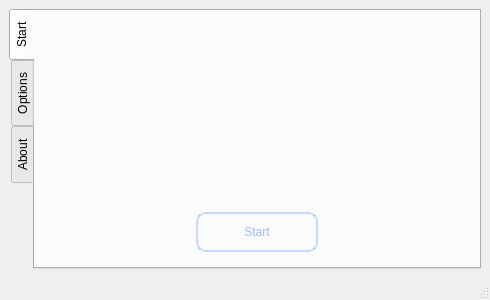
This is systest.ui in the0cp/windows-troubleshooter as Qt 5 draws it before an edit. The edited form follows.
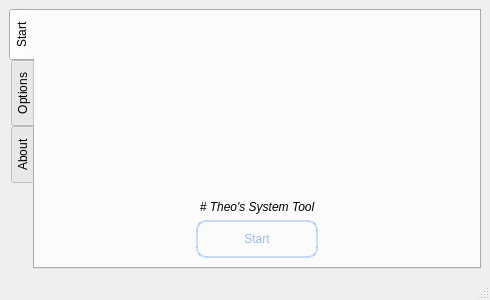
This is the edited form. The open tabs and pages were chosen to show the change. Icons and pictures are not drawn.

The edit to the form file:
```diff
--- a/systest.ui
+++ b/systest.ui
@@ -76,6 +76,15 @@
          </layout>
         </item>
         <item>
+         <layout class="QVBoxLayout" name="verticalLayout_2" stretch="1,3">
+          <item>
+           <widget class="QLabel" name="label_st">
+            <property name="text">
+             <string>&lt;html&gt;&lt;head/&gt;&lt;body&gt;&lt;p align=&quot;center&quot;&gt;&lt;span style=&quot; font-style:italic;&quot;&gt;# Theo's System Tool&lt;/span&gt;&lt;/p&gt;&lt;/body&gt;&lt;/html&gt;</string>
+            </property>
+           </widget>
+          </item>
+          <item>
          <layout class="QHBoxLayout" name="horizontalLayout_2" stretch="10,8,10">
           <item>
            <spacer name="horizontalSpacer">
@@ -134,6 +143,8 @@
              </size>
             </property>
            </spacer>
+            </item>
+           </layout>
           </item>
          </layout>
         </item>
```
Left out of the diff: 2 changed lines with no effect on the pictures. Lines whose indentation alone changed are shown as unchanged.
